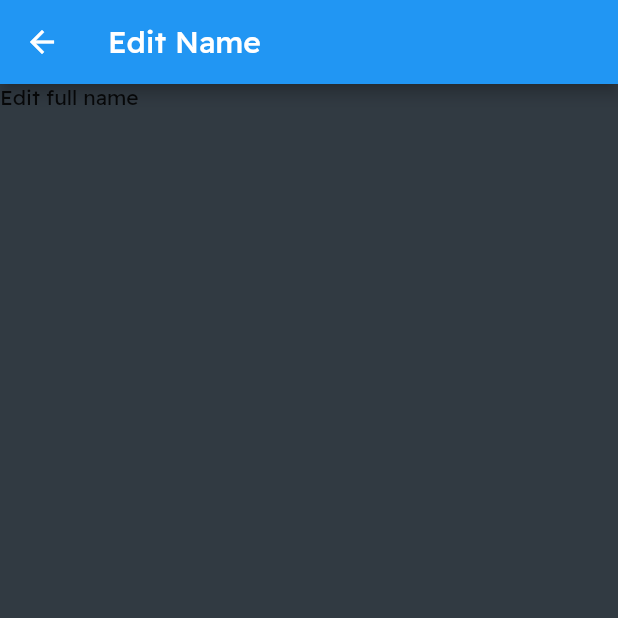
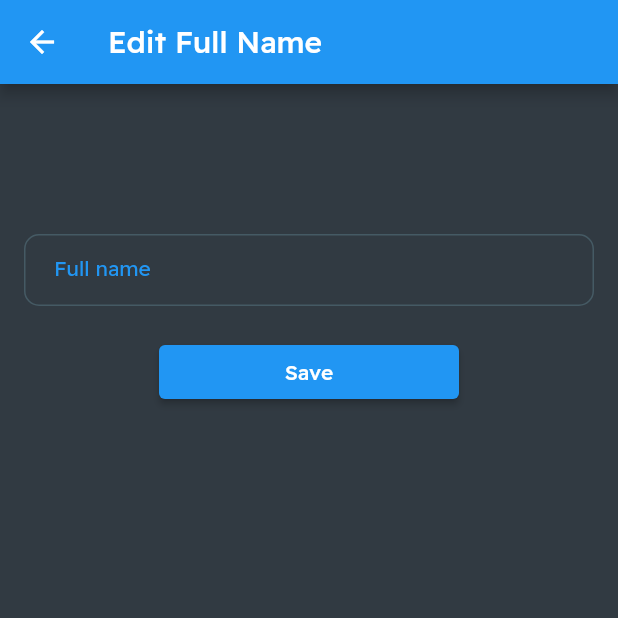
Before and after one commit to stalliardo/builders-hours-diary, a Flutter app: the AccountScreen screen opened directly, after a tap on "Full Name", on a phone screen of 412 x 824 dp, the top half of it. Run offline on Flutter 3.47's test engine with Material 2 defaults, Android fonts, the phone set to English and light mode, and no system bars; our stand-ins replace cloud_firestore, email_validator, firebase_auth, firebase_core; accounts and stored records are empty.

Commit message:
WIP - added toTitleCase()

```diff
--- /dev/null
+++ b/b_h_d/lib/screens/account/EditAccountValuesWrapper.dart
@@ -0,0 +1,49 @@
+import 'package:b_h_d/screens/account/editStringProperty.dart';
+import 'package:flutter/material.dart';
+
+class EditAccountValuesWrapper extends StatefulWidget {
+  String appBarTitle;
+  String propertyValue;
+  EditAccountValuesWrapper({Key? key, required this.appBarTitle, required this.propertyValue}) : super(key: key);
+
+  @override
+  _EditAccountValuesWrapperState createState() => _EditAccountValuesWrapperState();
+}
+
+class _EditAccountValuesWrapperState extends State<EditAccountValuesWrapper> {
+  Widget _loadScreens(String editingType) {
+    switch (editingType) {
+      case "Full Name":
+        // return simple text edit form
+        return EditStringProperty(propertyValue: widget.propertyValue);
+        break;
+      case "Email":
+        break;
+      case "Change Password":
+        break;
+      case "Day Rate":
+        break;
+      case "Hours in Work Day":
+        break;
+      case "Payment Frequency":
+        break;
+      case "Retention Amount %":
+        break;
+    }
+
+    return Text("Hello");
+  }
+
+  @override
+  Widget build(BuildContext context) {
+    return Scaffold(
+      appBar: AppBar(
+        title: Text("Edit ${widget.appBarTitle}"),
+      ),
+      body: Container(
+        padding: EdgeInsets.fromLTRB(16, 100, 16, 16),
+        child: _loadScreens(widget.appBarTitle),
+      ),
+    );
+  }
+}
--- a/b_h_d/lib/screens/account/account.dart
+++ b/b_h_d/lib/screens/account/account.dart
@@ -1,7 +1,8 @@
 import 'package:b_h_d/models/user.dart';
+import 'package:b_h_d/screens/account/EditAccountValuesWrapper.dart';
 import 'package:b_h_d/screens/account/changePassword.dart';
 import 'package:b_h_d/screens/account/editEmail.dart';
-import 'package:b_h_d/screens/account/editFullName.dart';
+import 'package:b_h_d/screens/account/editStringProperty.dart';
 import 'package:b_h_d/services/authentication.dart';
 import 'package:b_h_d/services/database.dart';
 import 'package:b_h_d/utils/customPageRoute.dart';
@@ -42,7 +43,10 @@ class _AccountScreenState extends State<AccountScreen> {
                   Navigator.push(
                     context,
                     CustomPageRoute(
-                      child: EditFullName(),
+                      child: EditAccountValuesWrapper(
+                        appBarTitle: "Full Name",
+                        propertyValue: _user.fullName!,
+                      ),
                       parent: AccountScreen(),
                     ),
                   );
@@ -284,3 +288,32 @@ class _AccountScreenState extends State<AccountScreen> {
     );
   }
 }
+
+
+
+
+// TODO....
+//  - Change full name screen
+//  - Change email screen
+//  - Change password screen
+//  - Change dayRate screen
+//  - Change hiwd screen
+//  - Change payment freqency screen
+//  - Change retention amount sceen
+
+// Screens that can share functionality....
+//  - dayRate, hiwd and retention amount all live in the same place and have the same data type so they can share a common widget, will just pass in different values to the constructor
+//  - All the others have slightly diffrent data types or methods for editing the value
+
+
+// Full name will just have an input and a button that is enabled when the value is changed
+// Email will have to call firebase.auth and check if it is unique etc
+// Password will need to be re-authed and other checks made
+// Day rate, hiwd and retention amount will have a number only input can re-use the ones from the wage info page
+// Payment frequency will use the "MyDropDown" widget
+
+// i do wan the ui/ page for each to look th same ie, a scaffold with a title and and a body. All the same paddings and colours etc....AccountScreen
+// So could have a wrapper for all of the comps and a switch that handles which widget is diplayed in the body of the scaffold
+// Each widget will then just return a Column with the data inside
+// Wrapper name: EditAccountValuesWrapper
+//
--- a/b_h_d/lib/screens/account/editFullName.dart
+++ /dev/null
@@ -1,22 +0,0 @@
-import 'package:flutter/material.dart';
-
-class EditFullName extends StatefulWidget {
-  EditFullName({Key? key}) : super(key: key);
-
-  @override
-  _EditFullNameState createState() => _EditFullNameState();
-}
-
-class _EditFullNameState extends State<EditFullName> {
-  @override
-  Widget build(BuildContext context) {
-    return Scaffold(
-      appBar: AppBar(
-        title: Text("Edit Name"),
-      ),
-      body: Container(
-        child: Text("Edit full name"),
-      ),
-    );
-  }
-}
--- /dev/null
+++ b/b_h_d/lib/screens/account/editStringProperty.dart
@@ -0,0 +1,67 @@
+import 'package:b_h_d/styles/text/formStyles.dart';
+import 'package:b_h_d/utils/stringFormatting.dart';
+import 'package:flutter/material.dart';
+
+class EditStringProperty extends StatefulWidget {
+  String propertyValue;
+  EditStringProperty({Key? key, required this.propertyValue}) : super(key: key);
+
+  @override
+  _EditStringPropertyState createState() => _EditStringPropertyState();
+}
+
+class _EditStringPropertyState extends State<EditStringProperty> {
+  final _formKey = GlobalKey<FormState>();
+  String newFullName = "";
+
+  @override
+  Widget build(BuildContext context) {
+    return Form(
+      key: _formKey,
+      child: Column(
+        children: <Widget>[
+          TextFormField(
+            initialValue: widget.propertyValue,
+            onChanged: (value) {
+              setState(() {
+                newFullName = value;
+              });
+            },
+            validator: (value) {
+              if (value == null || value.isEmpty) {
+                return "Fields cannot be blank";
+              }
+              if (value == widget.propertyValue) {
+                return "Name must be different";
+              }
+              return null;
+            },
+            decoration: InputDecoration(labelText: "Full name"),
+            style: MyFormStyles.textFormStyle(),
+          ),
+          SizedBox(
+            height: 20,
+          ),
+          Container(
+            width: 200,
+            child: ElevatedButton(
+              onPressed: () {
+                // Will check here the state of the saveButtonEnabled prop and only save if is valid
+                // TODO - what about capitals?????? this counts as a different value, fuck
+
+                String titleString = StringFormatting.toTitleCase("this is, , a test and so on and so on.");
+                print("title string = $titleString");
+                if (_formKey.currentState!.validate()) {
+                  print("good to save");
+                }
+              },
+              child: Text("Save"),
+            ),
+          )
+        ],
+      ),
+    );
+  }
+}
+
+// This file will edit simple String based values for the user
--- a/b_h_d/lib/services/database.dart
+++ b/b_h_d/lib/services/database.dart
@@ -1,5 +1,6 @@
 import 'package:b_h_d/models/user.dart';
 import 'package:b_h_d/services/authentication.dart';
+import 'package:b_h_d/utils/stringFormatting.dart';
 import 'package:cloud_firestore/cloud_firestore.dart';
 
 class MyDatabase {
@@ -8,7 +9,7 @@ class MyDatabase {
   Future<StatusCode> addUser(MyUser user) async {
     try {
       await _firestore.collection("users").doc(user.uid).set({
-        "fullName": user.fullName,
+        "fullName": StringFormatting.toTitleCase(user.fullName!),
         "email": user.email,
         "accountCreated": Timestamp.now(),
         "dayRate": 0.0,
--- a/b_h_d/lib/utils/stringFormatting.dart
+++ b/b_h_d/lib/utils/stringFormatting.dart
@@ -6,4 +6,8 @@ class StringFormatting {
   static bool startsWithAZero(String value) {
     return value[0] == "0";
   }
+
+  static String toTitleCase(String text) {
+    return text.split(' ').map((word) => word[0].toUpperCase() + word.substring(1)).join(' ');
+  }
 }
```
